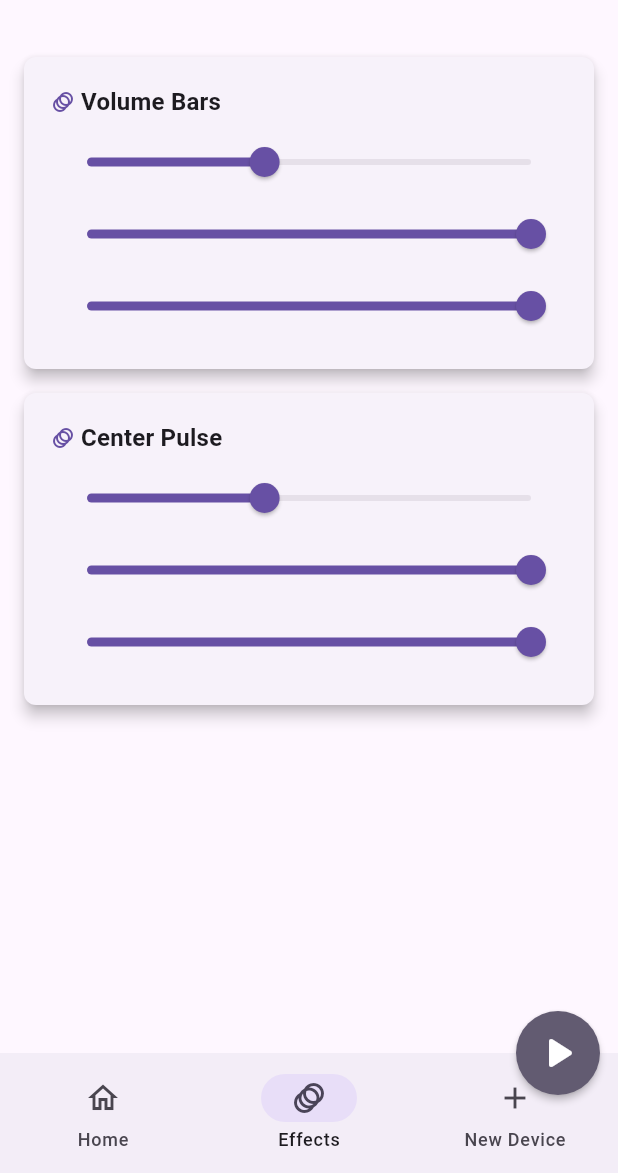
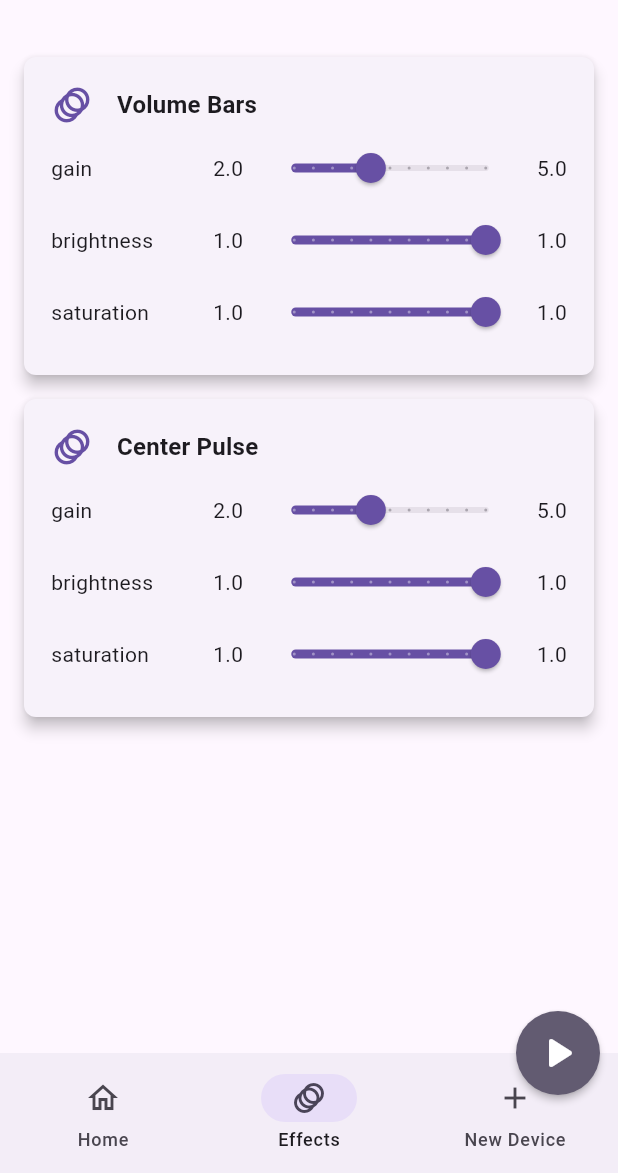
Before and after one commit to encrust-ace/udp_master, a Flutter app: the screen it shows after launch, on a phone screen of 412 x 824 dp, the part 63-1236 px from its top. Run offline on Flutter 3.47's test engine with Material 3 defaults, Android fonts, the phone set to English and light mode, and no system bars; our stand-ins replace file_picker, permission_handler, shared_preferences; missing offline and left inert: flutter_recorder.

Commit message:
Added effect customisation

```diff
--- a/lib/screen/effects.dart
+++ b/lib/screen/effects.dart
@@ -34,11 +34,11 @@ class _EffectsPageState extends State<EffectsPage> {
               mainAxisAlignment: MainAxisAlignment.spaceBetween,
               children: [
                 Row(
-                  spacing: 4,
+                  spacing: 16,
                   children: [
                     Icon(
                       Icons.animation,
-                      size: 16,
+                      size: 28,
                       color: Theme.of(context).colorScheme.primary,
                     ),
                     Text(
@@ -59,18 +59,35 @@ class _EffectsPageState extends State<EffectsPage> {
                     );
                     final key = parameter.key;
                     final value = parameter.value;
-                    return Slider(
-                      label: key,
-                      value: value["value"],
-                      min: value["min"],
-                      max: value["max"],
-                      onChanged: (val) {
-                        widget.visualizerProvider.updateEffect(effect, key, {
-                          "min": value["min"],
-                          "max": value["max"],
-                          "value": val,
-                        });
-                      },
+                    final min = value["min"];
+                    final max = value["max"];
+                    final currentValue = value["value"];
+                    return Row(
+                      spacing: 8,
+                      children: [
+                        SizedBox(width: 100, child: Text(key)),
+                        Text(currentValue.toString()),
+                        Expanded(
+                          child: Slider(
+                            divisions: 10,
+                            value: currentValue,
+                            min: min,
+                            max: max,
+                            onChanged: (val) {
+                              widget.visualizerProvider.updateEffect(
+                                effect,
+                                key,
+                                {
+                                  "min": value["min"],
+                                  "max": value["max"],
+                                  "value": val,
+                                },
+                              );
+                            },
+                          ),
+                        ),
+                        Text(max.toString()),
+                      ],
                     );
                   },
                 ),
```
